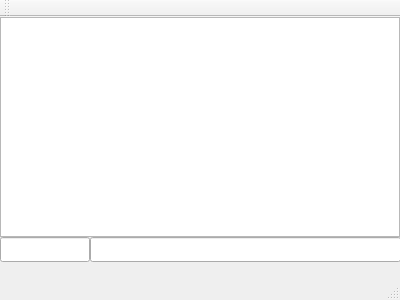
Qt form src/mainwindow.ui (eyyu/LinuxTCPChat) before a commit.
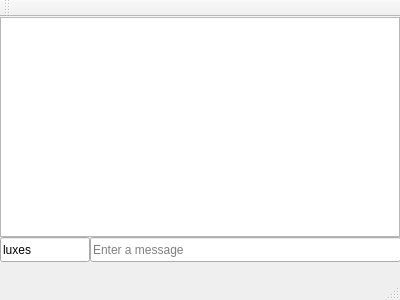
The same form after that commit.

Commit message: show received messages

```diff
--- a/src/mainwindow.ui
+++ b/src/mainwindow.ui
@@ -23,6 +23,9 @@
       <height>25</height>
      </rect>
     </property>
+    <property name="placeholderText">
+     <string>Enter a message</string>
+    </property>
    </widget>
    <widget class="QLineEdit" name="lineEdit_2">
     <property name="geometry">
@@ -33,6 +36,12 @@
       <height>25</height>
      </rect>
     </property>
+    <property name="text">
+     <string>luxes</string>
+    </property>
+    <property name="placeholderText">
+     <string>User name</string>
+    </property>
    </widget>
    <widget class="QListWidget" name="listWidget">
     <property name="geometry">
```
The commit also changes 1 other file.
